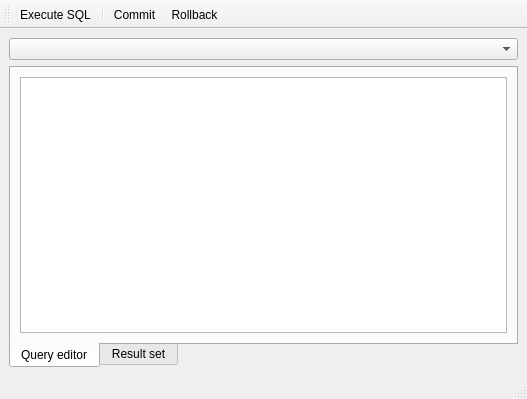
This is queryeditorwindow.ui in CuriousCrow/polymorph-sql as Qt 5 draws it before an edit. The edited form follows.
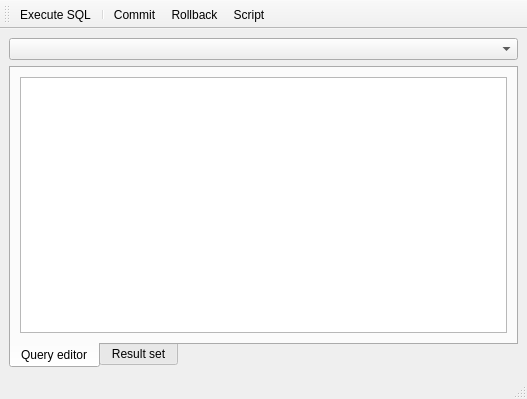
This is the edited form. Icons and pictures are not drawn. Custom widgets are drawn as their Qt base class.

What changed in the file:
```diff
--- a/queryeditorwindow.ui
+++ b/queryeditorwindow.ui
@@ -69,6 +69,7 @@
    <addaction name="separator"/>
    <addaction name="aCommit"/>
    <addaction name="aRollback"/>
+   <addaction name="aExecScript"/>
   </widget>
   <action name="aCommit">
    <property name="icon">
@@ -106,7 +107,19 @@
     <string>Execute SQL</string>
    </property>
   </action>
+  <action name="aExecScript">
+   <property name="text">
+    <string>Script</string>
+   </property>
+  </action>
  </widget>
+ <customwidgets>
+  <customwidget>
+   <class>LQueryEditor</class>
+   <extends>QPlainTextEdit</extends>
+   <header>lqueryeditor.h</header>
+  </customwidget>
+ </customwidgets>
  <resources>
   <include location="icons.qrc"/>
  </resources>
```
Left out of the diff: 2 changed lines with no effect on the pictures.
